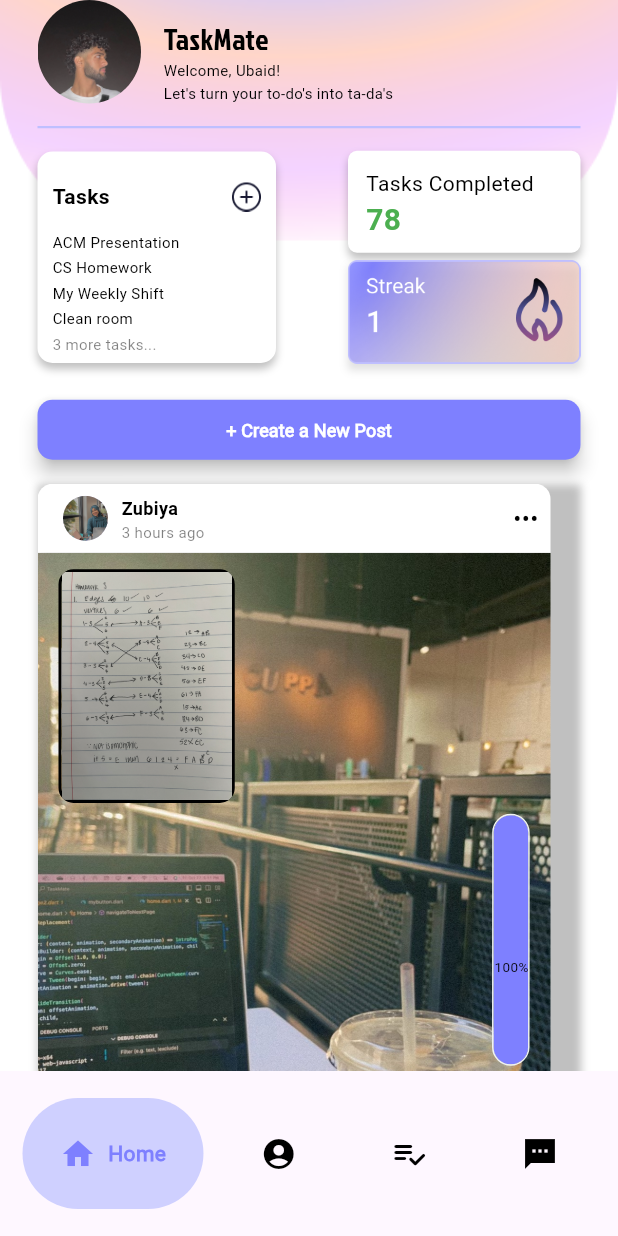
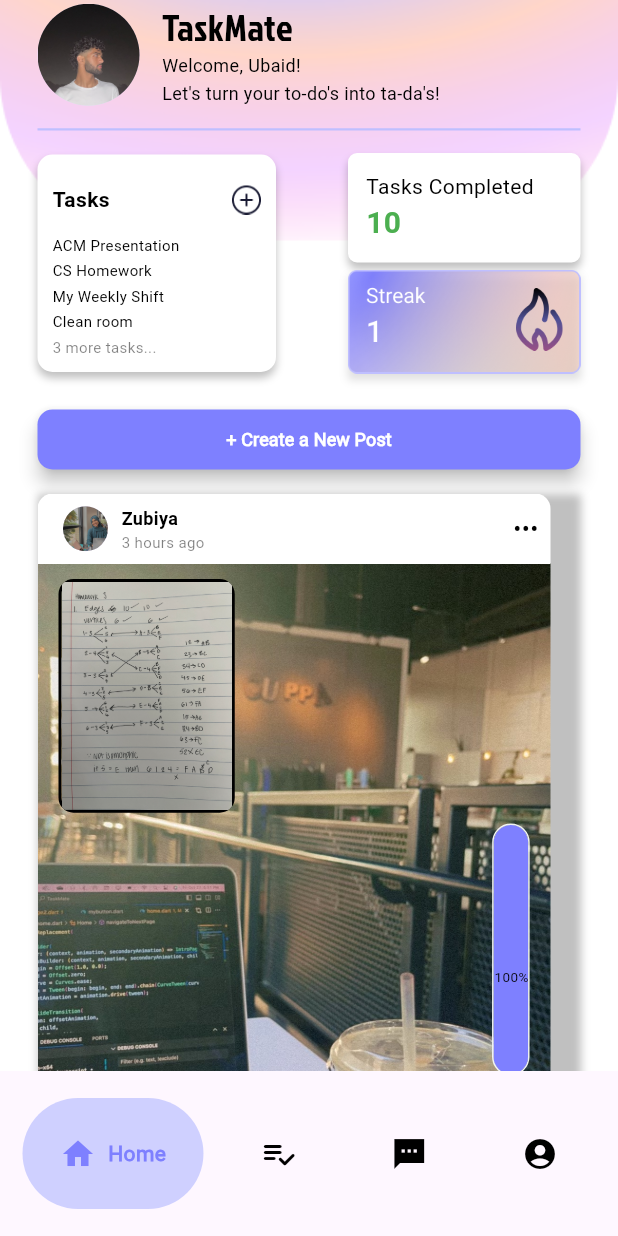
Before and after one commit to acm-projects/TaskMate, a Flutter app: the HomePage screen opened by its route, on a phone screen of 412 x 824 dp. Run offline on Flutter 3.47's test engine with Material 3 defaults, Android fonts, the phone set to English and light mode, and no system bars; drawn by our look-alikes of google_nav_bar; our stand-ins replace camera.

Commit message:
fixes for live demo

```diff
--- a/lib/components/post.dart
+++ b/lib/components/post.dart
@@ -200,7 +200,7 @@ class Post extends StatelessWidget {
               top: 390,
               child: IconButton(
                 iconSize: 25,
-                icon: Image(image: AssetImage('lib/images/bell.png',)),
+                icon: Image.asset('lib/images/bell.png', width: 30,),
                 onPressed: () {
                   //send notification for nudge
                 },
@@ -221,7 +221,7 @@ class Post extends StatelessWidget {
 
             Container(
               width: 342,
-              height: 46,
+              height: 47,
               padding: const EdgeInsets.all(8),
               decoration: ShapeDecoration(
                 color: Colors.white,
--- a/lib/components/task.dart
+++ b/lib/components/task.dart
@@ -35,8 +35,7 @@ class Task extends StatelessWidget {
                       style: TextStyle(
                         color: Colors.black,
                         fontSize: 14,
-                        fontFamily: 'Roboto',
-                        fontWeight: FontWeight.w400,
+                        fontFamily: 'RobotoBold',
                       ),
                     ),
                   ],
--- a/lib/pages/collab_attachments.dart
+++ b/lib/pages/collab_attachments.dart
@@ -39,9 +39,8 @@ class AttachmentsPage extends StatelessWidget {
                                 height: 24,
                               ),
 
-                              //iconSize: 24,
                               onPressed: () {
-                                //add functionality
+                                Navigator.pop(context);
                               }),
                         ]),
 
--- a/lib/pages/collab_contributors.dart
+++ b/lib/pages/collab_contributors.dart
@@ -38,9 +38,8 @@ class ContributorsPage extends StatelessWidget {
                                 height: 24,
                               ),
 
-                              //iconSize: 24,
                               onPressed: () {
-                                //add functionality
+                                Navigator.pop(context);
                               }),
                         ]),
 
@@ -146,12 +145,13 @@ class ContributorsPage extends StatelessWidget {
                       label: Text(
                         'Add Contributor',
                         style: TextStyle(
+                          color: Colors.white,
                           fontSize: 14.0,
                           fontWeight: FontWeight.bold,
                           fontFamily: 'RobotoBold',
                         ),
                       ),
-                      icon: Icon(Icons.add),
+                      icon: Icon(Icons.add, color: Colors.white,),
                     ),
                   ),
                 ),
--- a/lib/pages/homepageubaid.dart
+++ b/lib/pages/homepageubaid.dart
@@ -18,9 +18,9 @@ class _HomePage extends State<HomePage> {
 
   final List<Widget> _pages = [
     const HomePagePageComponent(),
-    ProfilePage(),
     TasksPage(),
     CollaboratePage(),
+    ProfilePage(),
   ];
 
   void _onItemTapped(int index) {
@@ -47,21 +47,22 @@ class _HomePage extends State<HomePage> {
               text: 'Home',
             ),
             GButton(
+              icon: Icons.playlist_add_check_rounded,
+              text: 'My Tasks',
+            ),
+            GButton(
+              icon: Icons.textsms_sharp,
+              text: 'Collaborate',
+            ),
+            GButton(
               icon: Icons.account_circle,
               text: 'Profile',
-            ),
-            GButton(
-              icon: Icons.playlist_add_check_rounded,
-              text: 'My Tasks',
             ),
             // GButton(
             //   icon: Icons.add_comment_rounded,
             //   text: 'Collaborate',
             // ),
-            GButton(
-              icon: Icons.textsms_sharp,
-              text: 'Collaborate',
-            ),
+
           ],
         ),
       ),
--- a/lib/pages/post_task.dart
+++ b/lib/pages/post_task.dart
@@ -85,6 +85,7 @@ class _PostTaskPageState extends State<PostTaskPage> {
                                     );
                                   },
                                   style: ElevatedButton.styleFrom(
+                                    shape: RoundedRectangleBorder(borderRadius: BorderRadius.circular(5)),
                                     backgroundColor: Colors.white,
                                     //padding: EdgeInsets.symmetric(horizontal: 30, vertical: 0),
                                     minimumSize: Size(80, 26),
@@ -111,6 +112,7 @@ class _PostTaskPageState extends State<PostTaskPage> {
                                     );
                                   },
                                   style: ElevatedButton.styleFrom(
+                                    shape: RoundedRectangleBorder(borderRadius: BorderRadius.circular(5)),
                                     backgroundColor: Colors.black,
                                     //padding: EdgeInsets.symmetric(horizontal: 30, vertical: 0),
                                     minimumSize: Size(80, 26),
@@ -142,8 +144,8 @@ class _PostTaskPageState extends State<PostTaskPage> {
 
                     NewPost(
                       controller: captionController,
-                      pfp: 'lib/images/profilebig.png',
-                      userName: 'Zubiya',
+                      pfp: 'lib/images/ubaid_pfp.jpg',
+                      userName: 'Ubaid',
                       smallPicture: 'lib/images/tasks1.JPG',
                       bigPicture: 'lib/images/tasks2.JPG',
                       progress: 100,
--- a/lib/util/friends_tile.dart
+++ b/lib/util/friends_tile.dart
@@ -54,7 +54,7 @@ class FriendsTile extends StatelessWidget {
                 ),
                 child: const Center(
                   child: Text(
-                    'Unfollow',
+                    'Following',
                     style: TextStyle(
                       color: Colors.white,
                       fontSize: 12,
--- a/lib/util/home_page_complete_component.dart
+++ b/lib/util/home_page_complete_component.dart
@@ -2,6 +2,7 @@ import 'package:flutter/material.dart';
 import 'package:task_mate/components/mybuttonrectangular2.dart';
 import 'package:task_mate/pages/post_task.dart';
 import 'package:task_mate/components/post.dart';
+import 'package:task_mate/pages/create_task.dart';
 
 class HomePagePageComponent extends StatelessWidget {
   const HomePagePageComponent({super.key});
@@ -31,13 +32,9 @@ class HomePagePageComponent extends StatelessWidget {
                           IconButton(
                             iconSize: 69,
                             padding: EdgeInsets.all(0),
-                            icon: const ClipOval(
-                              child: Image(
-                                image: AssetImage('lib/images/profile_pic_6.jpeg'),
-                                width: 69,
-                                height: 69,
-                                fit: BoxFit.cover,
-                              ),
+                            icon: CircleAvatar(
+                              radius: 34,
+                              backgroundImage: AssetImage('lib/images/ubaid_pfp.jpg'),
                             ),
                             onPressed: () {
                               // add functionality
@@ -59,7 +56,7 @@ class HomePagePageComponent extends StatelessWidget {
                                     textAlign: TextAlign.center,
                                     style: TextStyle(
                                       color: Colors.black,
-                                      fontSize: 20,
+                                      fontSize: 25,
                                       fontFamily: 'Jockey One',
                                       fontWeight: FontWeight.w400,
                                       height: 0,
@@ -75,7 +72,7 @@ class HomePagePageComponent extends StatelessWidget {
                                     'Welcome, Ubaid!',
                                     style: TextStyle(
                                     color: Colors.black,
-                                    fontSize: 10,
+                                    fontSize: 12,
                                     fontFamily: 'Roboto',
                                     fontWeight: FontWeight.w400,
                                     ),
@@ -88,10 +85,10 @@ class HomePagePageComponent extends StatelessWidget {
                               Row(
                                 children: [
                                   Text(
-                                    'Let\'s turn your to-do\'s into ta-da\'s',
+                                    'Let\'s turn your to-do\'s into ta-da\'s!',
                                     style: TextStyle(
                                     color: Colors.black,
-                                    fontSize: 10,
+                                    fontSize: 12,
                                     fontFamily: 'Roboto',
                                     fontWeight: FontWeight.w400,
                                     ),
@@ -120,7 +117,7 @@ class HomePagePageComponent extends StatelessWidget {
                             Column(
                               children: [
                                 Container(
-                                  height: 141,
+                                  height: 145,
                                   width: 159,
                                   padding: EdgeInsets.only(left: 10, right: 0, top: 10, bottom: 10),
                                   decoration: ShapeDecoration(
@@ -152,7 +149,13 @@ class HomePagePageComponent extends StatelessWidget {
                                         ),
 
                                         IconButton(
-                                          onPressed: () {},
+                                          onPressed: () {
+                                            Navigator.push(
+                                              context,
+                                              MaterialPageRoute(
+                                                  builder: (context) => CreateTaskPage()),
+                                            );
+                                          },
                                           icon: const Image(image: AssetImage(
                                             'lib/images/plus.png',),
                                             height: 20,
@@ -251,7 +254,7 @@ class HomePagePageComponent extends StatelessWidget {
                                   children: [
                                     Container(
                                       width: 155,
-                                      height: 68,
+                                      height: 73,
                                       padding: const EdgeInsets.all(12),
                                       decoration: ShapeDecoration(
                                           color: Colors.white,
@@ -287,7 +290,7 @@ class HomePagePageComponent extends StatelessWidget {
                                             Row(
                                               children: [
                                                 Text(
-                                                  '78',
+                                                  '10',
                                                   style: TextStyle(
                                                       color: Colors.green,
                                                       fontSize: 20,
@@ -351,9 +354,13 @@ class HomePagePageComponent extends StatelessWidget {
 
                         const SizedBox(height: 25),
 
-                        Post(pfp: 'lib/images/zubi_profile.jpg', userName: 'Zubiya', timeSincePost: '16 hours ago', smallPicture: 'lib/images/tasks6.JPG', bigPicture: 'lib/images/tasks4.JPG', progress: 70, caption: 'halfway done with my assignment'),
+                        Post(pfp: 'lib/images/ridwan_profile.jpg', userName: 'Ridwan', timeSincePost: '5 hours ago', smallPicture: 'lib/images/tasks4.JPG', bigPicture: 'lib/images/tasks6.JPG', progress: 50, caption: 'halfway done with my last assignment'),
 
-                        const SizedBox(height: 25,),
+                        const SizedBox(height: 25),
+
+                        Post(pfp: 'lib/images/profile_pic_7.jpeg', userName: 'Devansh', timeSincePost: '7 hours ago', smallPicture: 'lib/images/tasks3.JPG', bigPicture: 'lib/images/tasks1.JPG', progress: 80, caption: 'almost finished with my discrete hw'),
+
+                        const SizedBox(height: 25),
                   ],
                 ),
               ],
--- a/pubspec.yaml
+++ b/pubspec.yaml
@@ -110,6 +110,7 @@ flutter:
       - lib/images/bell.png
       - lib/images/celebrate.png
       - lib/images/zubi_profile.jpg
+      - lib/images/ubaid_pfp.jpg
       - lib/images/profile_pic_2.jpeg
       - lib/images/profile_pic_3.jpeg
       - lib/images/profile_pic_4.jpeg
```
Also changed, not shown: lib/components/collabtask.dart (+29 -29 lines), lib/components/collabtile.dart (+5 -5 lines), lib/components/newpost.dart (+5 -2 lines), lib/pages/collaborate.dart (+6 -6 lines), lib/pages/collaboration.dart (+70 -32 lines), lib/pages/create_collab.dart (+5 -3 lines), lib/pages/create_task.dart (+5 -3 lines), lib/pages/intro_page.dart (+6 -7 lines), lib/pages/tasks.dart (+25 -31 lines), lib/images/ubaid_pfp.jpg (added), pubspec.lock, 4 other files.
